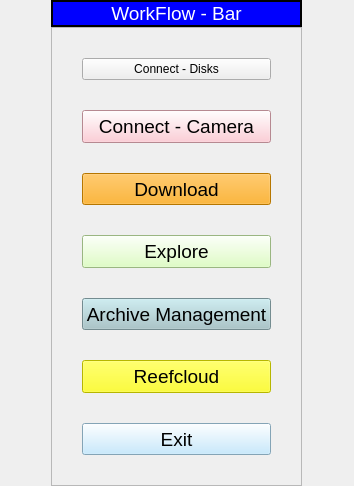
This is src/resources/workflow-bar.ui in open-AIMS/reefscan_desktop_data_manager as Qt 5 draws it before an edit. The edited form follows.
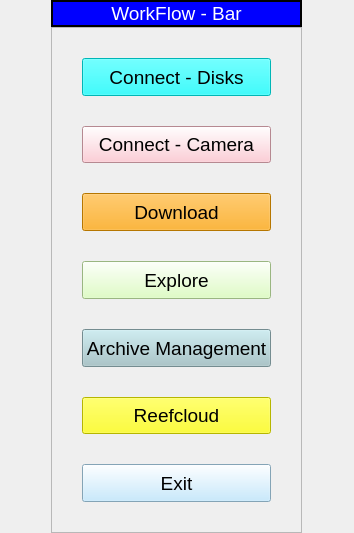
This is the edited form.

The edit to the form file:
```diff
--- a/src/resources/workflow-bar.ui
+++ b/src/resources/workflow-bar.ui
@@ -7,7 +7,7 @@
     <x>0</x>
     <y>0</y>
     <width>354</width>
-    <height>486</height>
+    <height>533</height>
    </rect>
   </property>
   <property name="windowTitle">
@@ -211,6 +211,20 @@
       </item>
       <item row="0" column="0">
        <widget class="QPushButton" name="connectDisksButton">
+        <property name="sizePolicy">
+         <sizepolicy hsizetype="Minimum" vsizetype="Preferred">
+          <horstretch>0</horstretch>
+          <verstretch>0</verstretch>
+         </sizepolicy>
+        </property>
+        <property name="font">
+         <font>
+          <pointsize>14</pointsize>
+         </font>
+        </property>
+        <property name="styleSheet">
+         <string notr="true">background-color: cyan;</string>
+        </property>
         <property name="text">
          <string>Connect - Disks</string>
         </property>
```
